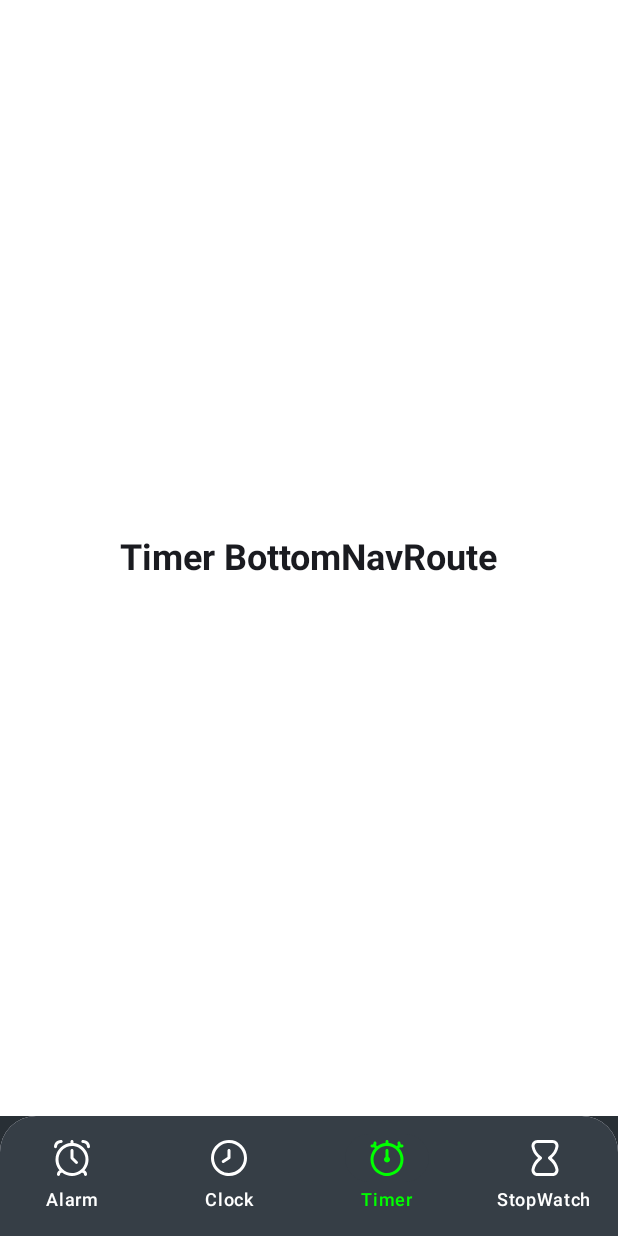
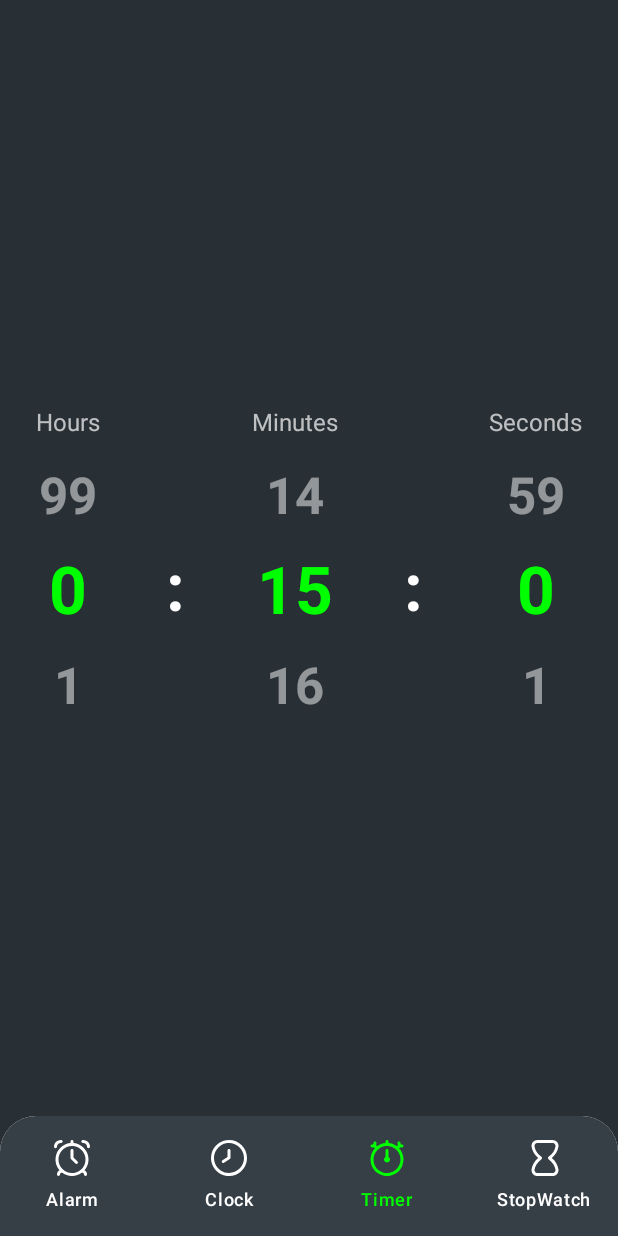
Before and after one commit to PriteshNikam/Clock, an Android app built with Jetpack Compose: the TimerScreen screen opened through its navigation route, on a phone screen of 412 x 824 dp. Run offline under Robolectric (Android 15) with nearby library versions, the phone set to English and light mode, and no system bars; our stand-ins replace Dagger/Hilt's generated code.

Commit message:
create normal digit picker with label

```diff
--- /dev/null
+++ b/app/src/main/java/com/developersphere/clock/presentation/common_compose/NormalDigitPicker.kt
@@ -0,0 +1,116 @@
+package com.developersphere.clock.presentation.common_compose
+
+import androidx.compose.foundation.gestures.snapping.rememberSnapFlingBehavior
+import androidx.compose.foundation.layout.Arrangement
+import androidx.compose.foundation.layout.Box
+import androidx.compose.foundation.layout.Column
+import androidx.compose.foundation.layout.height
+import androidx.compose.foundation.lazy.LazyColumn
+import androidx.compose.foundation.lazy.rememberLazyListState
+import androidx.compose.runtime.Composable
+import androidx.compose.runtime.LaunchedEffect
+import androidx.compose.runtime.derivedStateOf
+import androidx.compose.runtime.getValue
+import androidx.compose.runtime.remember
+import androidx.compose.ui.Alignment
+import androidx.compose.ui.Modifier
+import androidx.compose.ui.draw.alpha
+import androidx.compose.ui.graphics.Color
+import androidx.compose.ui.text.TextStyle
+import androidx.compose.ui.text.font.FontWeight
+import androidx.compose.ui.unit.dp
+import androidx.compose.ui.unit.sp
+import com.developersphere.clock.ui.theme.White
+import kotlin.math.abs
+
+@Composable
+fun NormalDigitPicker(
+    numberList: List<Int>,
+    updateSelectedDigit: (selectedDigit: Int) -> Unit,
+    defaultSelectedDigit: Int? = 0,
+    label: String? = null,
+) {
+    val repeatCount = 100
+    val totalItem = repeatCount * numberList.size
+
+    val defaultIndexInList = numberList.indexOf(defaultSelectedDigit).takeIf { it != -1 } ?: 0
+    val middleIndex = totalItem / 2
+    val initialItemIndex = middleIndex - (middleIndex % numberList.size) + defaultIndexInList
+
+    val listState = rememberLazyListState(initialFirstVisibleItemIndex = initialItemIndex)
+    val flingBehavior = rememberSnapFlingBehavior(listState)
+
+    // LaunchedEffect to trigger initial scroll if needed (though initialFirstVisibleItemIndex should handle it)
+    LaunchedEffect(listState) {
+        // Potentially scroll to the initial item again if the initial placement wasn't perfect
+        if (defaultSelectedDigit != null) {
+            val targetIndex = middleIndex - (middleIndex % numberList.size) + numberList.indexOf(
+                defaultSelectedDigit
+            )
+            if (targetIndex in 1 until totalItem) {
+                listState.scrollToItem(targetIndex - 1)
+            }
+        }
+    }
+
+    val selectedIndex by remember {
+        derivedStateOf {
+            val layoutInfo = listState.layoutInfo
+            if (layoutInfo.visibleItemsInfo.isNotEmpty()) {
+                val center = (layoutInfo.viewportStartOffset + layoutInfo.viewportEndOffset) / 2
+                layoutInfo.visibleItemsInfo.minByOrNull { item ->
+                    abs(center - (item.offset + item.size / 2))
+                }?.index?.rem(numberList.size) ?: 0
+            } else {
+                0
+            }
+        }
+    }
+
+    LaunchedEffect(selectedIndex) {
+        numberList.getOrNull(selectedIndex)?.let { updateSelectedDigit(it) }
+    }
+
+    Column(
+        verticalArrangement = Arrangement.spacedBy(20.dp),
+        horizontalAlignment = Alignment.CenterHorizontally,
+    ) {
+        if (!label.isNullOrEmpty()) {
+            CommonText(
+                modifier = Modifier.alpha(0.7f),
+                text = label,
+                textStyle = TextStyle(fontSize = 16.sp, color = White)
+            )
+        }
+        Box(Modifier.height(160.dp)) {
+            LazyColumn(
+                state = listState,
+                horizontalAlignment = Alignment.CenterHorizontally,
+                verticalArrangement = Arrangement.spacedBy(18.dp),
+                flingBehavior = flingBehavior,
+            ) {
+                items(totalItem) { index ->
+                    val item = numberList[index % numberList.size]
+                    val isSelectedIndex = (index % numberList.size) == selectedIndex
+
+                    CommonText(
+                        modifier = if (!isSelectedIndex) Modifier.alpha(0.5f) else Modifier,
+                        text = item.toString(),
+                        textStyle = if (isSelectedIndex)
+                            TextStyle(
+                                fontSize = 44.sp,
+                                fontWeight = FontWeight.Bold,
+                                color = Color.Green
+                            )
+                        else
+                            TextStyle(
+                                fontSize = 34.sp,
+                                fontWeight = FontWeight.Bold,
+                                color = Color.White
+                            )
+                    )
+                }
+            }
+        }
+    }
+}
--- a/app/src/main/java/com/developersphere/clock/presentation/screens/timer_screen/TimerScreen.kt
+++ b/app/src/main/java/com/developersphere/clock/presentation/screens/timer_screen/TimerScreen.kt
@@ -1,26 +1,98 @@
 package com.developersphere.clock.presentation.screens.timer_screen
 
+import android.util.Log
 import androidx.compose.foundation.background
+import androidx.compose.foundation.layout.Arrangement
 import androidx.compose.foundation.layout.Box
+import androidx.compose.foundation.layout.Column
+import androidx.compose.foundation.layout.Row
 import androidx.compose.foundation.layout.fillMaxSize
-import androidx.compose.material3.Text
+import androidx.compose.foundation.layout.fillMaxWidth
+import androidx.compose.foundation.layout.padding
 import androidx.compose.runtime.Composable
 import androidx.compose.ui.Alignment
 import androidx.compose.ui.Modifier
-import androidx.compose.ui.graphics.Color
+import androidx.compose.ui.draw.alpha
 import androidx.compose.ui.text.TextStyle
 import androidx.compose.ui.text.font.FontWeight
+import androidx.compose.ui.unit.dp
 import androidx.compose.ui.unit.sp
+import com.developersphere.clock.presentation.common_compose.CommonText
+import com.developersphere.clock.presentation.common_compose.NormalDigitPicker
+import com.developersphere.clock.ui.theme.BackGroundColor
+import com.developersphere.clock.ui.theme.White
 
 @Composable
-fun TimerScreen(){
-    Box(
-        contentAlignment = Alignment.Center,
+fun TimerScreen() {
+    val hourList = (0..99).toList()
+    val minuteList = (0..59).toList()
+    val secondsList = (0..59).toList()
 
-        modifier = Modifier
+    Column(
+        Modifier
+            .background(color = BackGroundColor)
             .fillMaxSize()
-            .background(color = Color.White)
-    ){
-        Text("Timer BottomNavRoute", style = TextStyle(fontSize = 24.sp, fontWeight = FontWeight.Bold))
+            .padding(
+                vertical = 24.dp
+            ),
+        verticalArrangement = Arrangement.Center,
+        horizontalAlignment = Alignment.CenterHorizontally
+    ) {
+        Row(
+            modifier = Modifier.fillMaxWidth()
+                .padding(24.dp),
+            verticalAlignment = Alignment.CenterVertically,
+            horizontalArrangement = Arrangement.SpaceBetween,
+        ) {
+            //hour picker
+            NormalDigitPicker(
+                numberList = hourList,
+                defaultSelectedDigit = 0,
+                label = "Hours",
+                updateSelectedDigit = {
+                    Log.d("Clock", "Ra1 selectedValue :: $it")
+                }
+            )
+
+            Box(modifier = Modifier.padding(top = 40.dp)){
+                CommonText(
+                    ":",
+                    textStyle = TextStyle(
+                        fontSize = 44.sp,
+                        color = White,
+                        fontWeight = FontWeight.Bold
+                    )
+                )
+            }
+
+            // minute picker
+            NormalDigitPicker(
+                numberList = minuteList,
+                defaultSelectedDigit = 15,
+                label = "Minutes",
+                updateSelectedDigit = {
+                    Log.d("Clock", "Ra1 selectedValue :: $it")
+                })
+
+            Box(modifier = Modifier.padding(top = 40.dp)){
+                CommonText(
+                    ":",
+                    textStyle = TextStyle(
+                        fontSize = 44.sp,
+                        color = White,
+                        fontWeight = FontWeight.Bold
+                    )
+                )
+            }
+
+            // seconds picker
+            NormalDigitPicker(
+                numberList = secondsList,
+                defaultSelectedDigit = 0,
+                label = "Seconds",
+                updateSelectedDigit = {
+                    Log.d("Clock", "Ra1 selectedValue :: $it")
+                })
+        }
     }
 }
```
